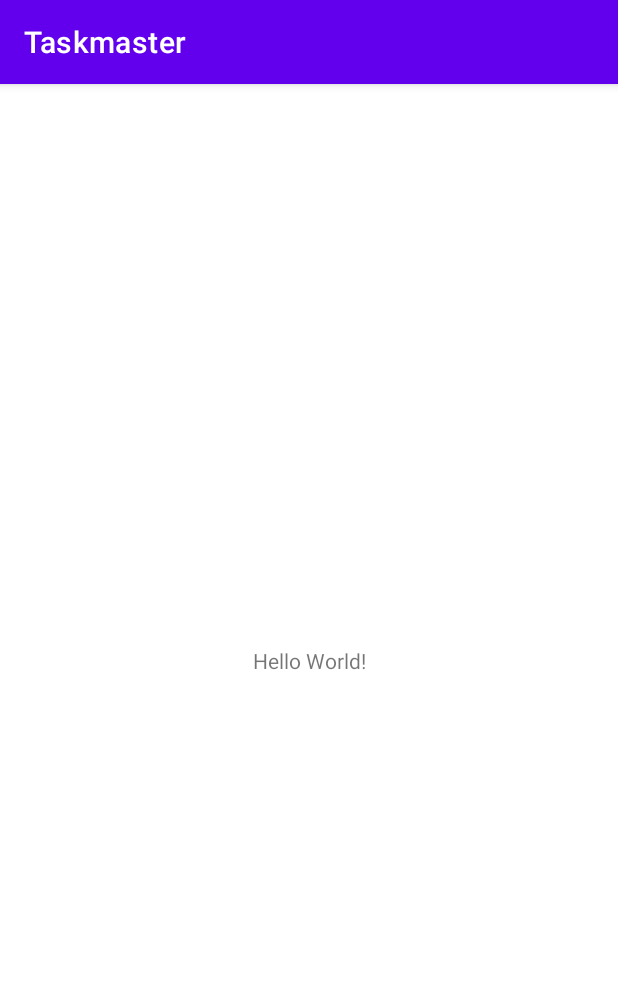
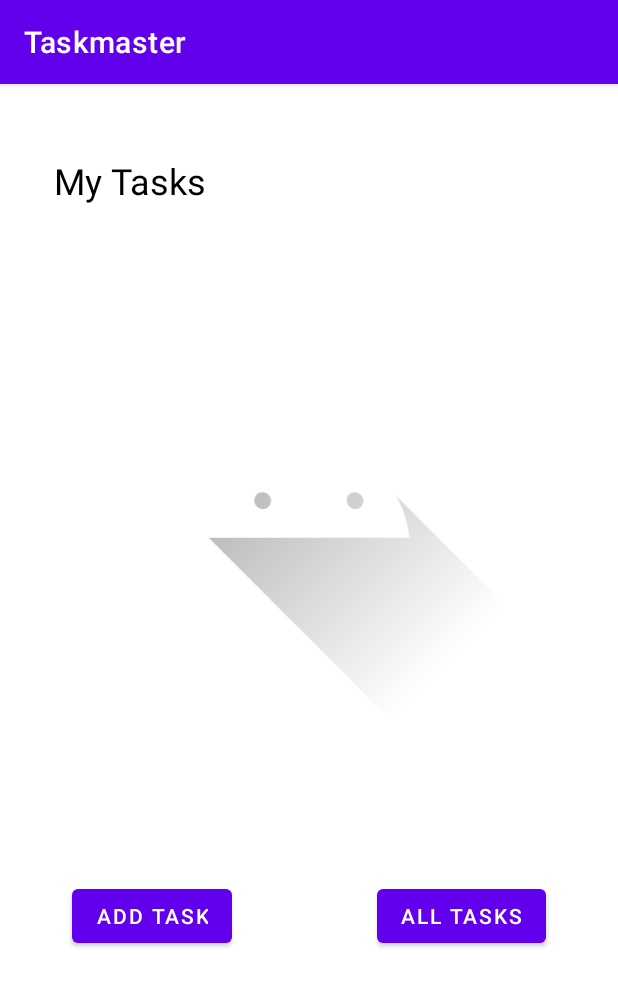
Before and after one commit to hkimbrough22/taskmaster, an Android app: the screen it shows after launch (MainActivity), on a phone screen of 412 x 824 dp. Shown: the top 986 px of the screen. Run offline under Robolectric (Android 15) with nearby library versions, the phone set to English and light mode, and no system bars.

Commit message:
adds Homepage and AddTask activities with functionality

```diff
--- a/app/build.gradle
+++ b/app/build.gradle
@@ -7,7 +7,7 @@ android {
 
     defaultConfig {
         applicationId "com.hkimbrough22.taskmaster"
-        minSdk 21
+        minSdk 24
         targetSdk 31
         versionCode 1
         versionName "1.0"
@@ -22,8 +22,8 @@ android {
         }
     }
     compileOptions {
-        sourceCompatibility JavaVersion.VERSION_1_8
-        targetCompatibility JavaVersion.VERSION_1_8
+        sourceCompatibility JavaVersion.VERSION_11
+        targetCompatibility JavaVersion.VERSION_11
     }
 }
 
--- a/app/src/main/AndroidManifest.xml
+++ b/app/src/main/AndroidManifest.xml
@@ -10,6 +10,12 @@
         android:supportsRtl="true"
         android:theme="@style/Theme.Taskmaster">
         <activity
+            android:name=".AllTasksActivity"
+            android:exported="true" />
+        <activity
+            android:name=".AddTaskActivity"
+            android:exported="true" />
+        <activity
             android:name=".MainActivity"
             android:exported="true">
             <intent-filter>
--- a/app/src/main/java/com/hkimbrough22/taskmaster/MainActivity.java
+++ b/app/src/main/java/com/hkimbrough22/taskmaster/MainActivity.java
@@ -2,13 +2,30 @@ package com.hkimbrough22.taskmaster;
 
 import androidx.appcompat.app.AppCompatActivity;
 
+import android.content.Intent;
 import android.os.Bundle;
+import android.widget.Button;
 
 public class MainActivity extends AppCompatActivity {
+
+    public final static String SUBMITTED = "Submitted!";
 
     @Override
     protected void onCreate(Bundle savedInstanceState) {
         super.onCreate(savedInstanceState);
         setContentView(R.layout.activity_main);
+
+        Button addTaskButton = (Button) findViewById(R.id.homepageAddTaskButton);
+
+        addTaskButton.setOnClickListener(view -> {
+            Intent addTaskIntent = new Intent(MainActivity.this, AddTaskActivity.class);
+            startActivity(addTaskIntent);
+        });
+
+        Button allTasksButton = (Button) findViewById(R.id.homepageAllTasksButton);
+        allTasksButton.setOnClickListener(view -> {
+            Intent allTasksIntent = new Intent(MainActivity.this, AllTasksActivity.class);
+            startActivity(allTasksIntent);
+        });
     }
 }
--- a/app/src/main/res/layout/activity_main.xml
+++ b/app/src/main/res/layout/activity_main.xml
@@ -7,12 +7,50 @@
     tools:context=".MainActivity">
 
     <TextView
+        android:id="@+id/homepageTitleTextView"
         android:layout_width="wrap_content"
         android:layout_height="wrap_content"
-        android:text="Hello World!"
+        android:layout_marginLeft="36dp"
+        android:layout_marginTop="48dp"
+        android:text="@string/myTasksTitle"
+        android:textColor="#000000"
+        android:textSize="24sp"
         app:layout_constraintBottom_toBottomOf="parent"
         app:layout_constraintLeft_toLeftOf="parent"
-        app:layout_constraintRight_toRightOf="parent"
-        app:layout_constraintTop_toTopOf="parent" />
+        app:layout_constraintTop_toTopOf="parent"
+        app:layout_constraintVertical_bias="0.0" />
+
+    <ImageView
+        android:id="@+id/homepageImageView"
+        android:layout_width="332dp"
+        android:layout_height="314dp"
+        android:layout_marginStart="40dp"
+        android:layout_marginTop="36dp"
+        android:layout_marginEnd="40dp"
+        app:layout_constraintEnd_toEndOf="parent"
+        app:layout_constraintHorizontal_bias="1.0"
+        app:layout_constraintStart_toStartOf="parent"
+        app:layout_constraintTop_toBottomOf="@+id/homepageTitleTextView"
+        app:srcCompat="@drawable/ic_launcher_foreground" />
+
+    <Button
+        android:id="@+id/homepageAddTaskButton"
+        android:layout_width="wrap_content"
+        android:layout_height="wrap_content"
+        android:layout_marginStart="48dp"
+        android:layout_marginTop="100dp"
+        android:text="@string/addTask"
+        app:layout_constraintStart_toStartOf="parent"
+        app:layout_constraintTop_toBottomOf="@+id/homepageImageView" />
+
+    <Button
+        android:id="@+id/homepageAllTasksButton"
+        android:layout_width="wrap_content"
+        android:layout_height="wrap_content"
+        android:layout_marginTop="100dp"
+        android:layout_marginEnd="48dp"
+        android:text="@string/allTasks"
+        app:layout_constraintEnd_toEndOf="parent"
+        app:layout_constraintTop_toBottomOf="@+id/homepageImageView" />
 
 </androidx.constraintlayout.widget.ConstraintLayout>
--- a/app/src/main/res/values/strings.xml
+++ b/app/src/main/res/values/strings.xml
@@ -1,3 +1,9 @@
 <resources>
     <string name="app_name">Taskmaster</string>
+    <string name="myTasksTitle">My Tasks</string>
+    <string name="allTasks">All Tasks</string>
+    <string name="addTask">Add Task</string>
+    <string name="taskTitle">Task Title</string>
+    <string name="taskDescription">Task Description</string>
+    <string name="addTaskTitle">Add a Task</string>
 </resources>
```
Also changed, not shown: app/src/main/java/com/hkimbrough22/taskmaster/AddTaskActivity.java (added, +22 -0 lines), app/src/main/java/com/hkimbrough22/taskmaster/AllTasksActivity.java (added, +14 -0 lines), app/src/main/res/layout/activity_add_task.xml (added, +81 -0 lines), app/src/main/res/layout/activity_all_tasks.xml (added, +19 -0 lines).
